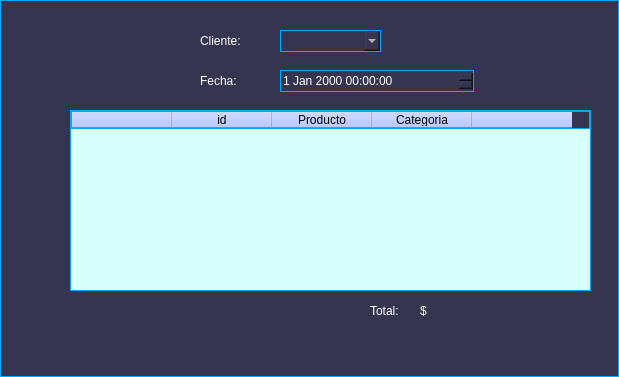
Before: the Qt Designer form views/compras_form.ui in joanmera/Gameverse_Interface, drawn with Qt 5.
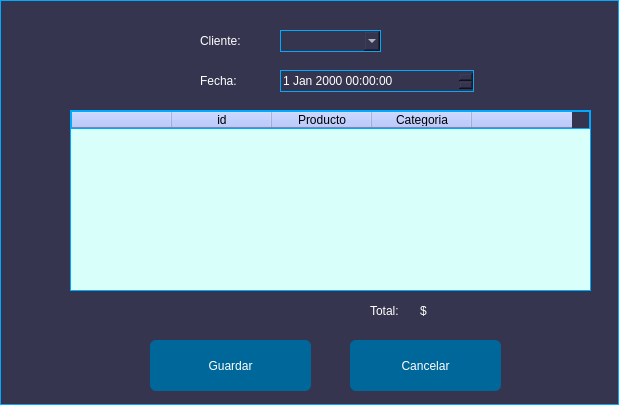
After: the same form once the commit is applied.

Commit message: metodos para el q combobox, query para crear la compra

Diff of the .ui file:
```diff
--- a/views/compras_form.ui
+++ b/views/compras_form.ui
@@ -7,7 +7,7 @@
     <x>0</x>
     <y>0</y>
     <width>619</width>
-    <height>377</height>
+    <height>405</height>
    </rect>
   </property>
   <property name="windowTitle">
@@ -166,6 +166,46 @@
     </rect>
    </property>
   </widget>
+  <widget class="QPushButton" name="saveButton">
+   <property name="geometry">
+    <rect>
+     <x>150</x>
+     <y>340</y>
+     <width>161</width>
+     <height>51</height>
+    </rect>
+   </property>
+   <property name="styleSheet">
+    <string notr="true">background-color: rgb(0, 103, 155);
+font: 87 12pt &quot;Arial Black&quot;;
+color: rgb(255, 255, 255);
+border-radius: 6px;
+border: 0px solid black;</string>
+   </property>
+   <property name="text">
+    <string>Guardar</string>
+   </property>
+  </widget>
+  <widget class="QPushButton" name="cancelButton">
+   <property name="geometry">
+    <rect>
+     <x>350</x>
+     <y>340</y>
+     <width>151</width>
+     <height>51</height>
+    </rect>
+   </property>
+   <property name="styleSheet">
+    <string notr="true">background-color: rgb(0, 103, 155);
+font: 87 12pt &quot;Arial Black&quot;;
+color: rgb(255, 255, 255);
+border-radius: 6px;
+border: 0px solid black;</string>
+   </property>
+   <property name="text">
+    <string>Cancelar</string>
+   </property>
+  </widget>
  </widget>
  <resources/>
  <connections/>
```
Left out of the diff: 2 changed lines with no effect on the pictures. The commit also changes 5 other files.
